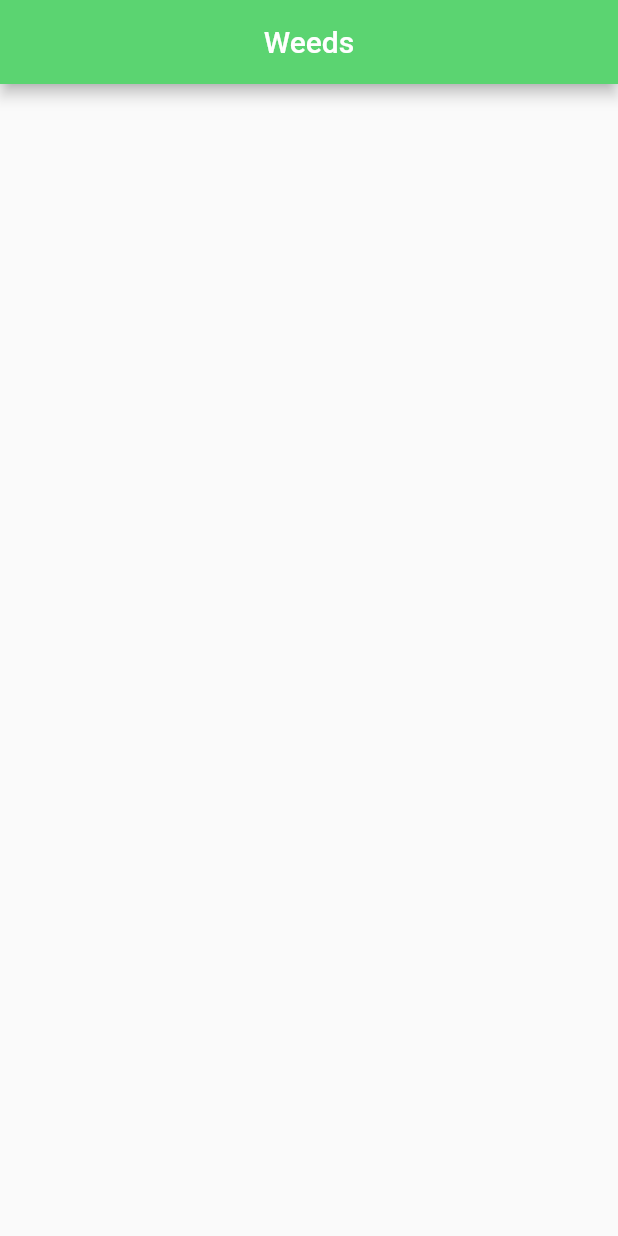
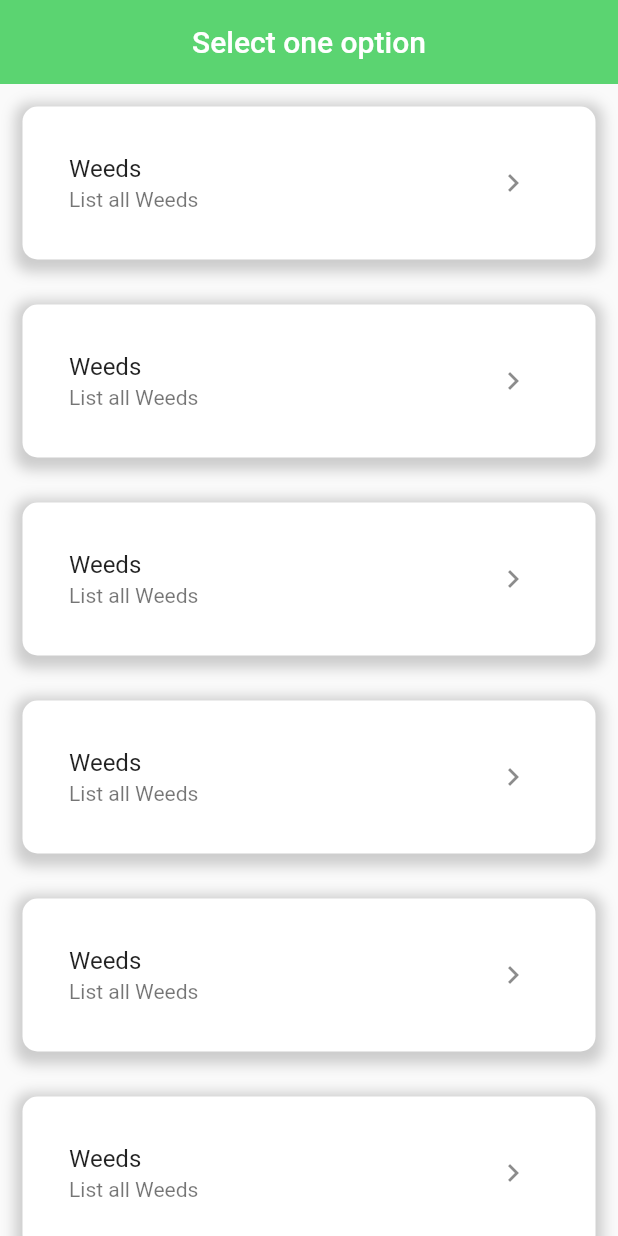
Before and after one commit to Lucas-Chaves/Weedpedia, a Flutter app: the screen it shows after launch, on a phone screen of 412 x 824 dp. Run offline on Flutter 3.47's test engine with Material 2 defaults, Android fonts, the phone set to English and light mode, and no system bars; our stand-ins replace equatable, flutter_bloc.

Commit message:
add menu and list all weeds

```diff
--- a/lib/cubit/home/home.cubit.dart
+++ b/lib/cubit/home/home.cubit.dart
@@ -16,11 +16,9 @@ class HomeCubit extends Cubit<HomeStates> {
     try {
       emit(HomeLoadingState());
       List<Marijuana> strains = await apiImpl.getAllStrains();
-      if (strains.isNotEmpty) {
-        emit(HomeStraintInitialState(strains: strains));
-      }
+      emit(HomeStraintInitialState(strains: strains));
     } catch (e) {
-      emit(HomeSuccessState());
+      emit(HomeGenericErrorState());
     }
   }
 }
--- a/lib/pages/home.page.dart
+++ b/lib/pages/home.page.dart
@@ -35,14 +35,31 @@ class _HomePageState extends State<HomePage> {
           builder: (BuildContext context, HomeStates state) {
             if (state is HomeInitialState) {
               homeCubit.getAllStraint();
-              return Container();
-            }
-            if (state is HomeLoadingState) {
-              return CircularProgressIndicator(
-                valueColor: AlwaysStoppedAnimation<Color>(Colors.black87),
+              return Center(
+                child: CircularProgressIndicator(
+                  valueColor: AlwaysStoppedAnimation<Color>(Colors.black87),
+                ),
               );
-            } else {
-              return Container();
+            } else if (state is HomeLoadingState) {
+              return Center(
+                child: CircularProgressIndicator(
+                  valueColor: AlwaysStoppedAnimation<Color>(Colors.black87),
+                ),
+              );
+            } else if (state is HomeStraintInitialState) {
+              return ListView.builder(
+                itemCount: state.strains.length,
+                itemBuilder: (context, index) {
+                  return Text(
+                    '${state.strains[index].name}',
+                    textAlign: TextAlign.center,
+                  );
+                },
+              );
+            } else if (state is HomeGenericErrorState) {
+              return Container(
+                child: Text("FUDEUUUUUUUUUUU"),
+              );
             }
           }),
     );
--- /dev/null
+++ b/lib/pages/initial.page.dart
@@ -0,0 +1,154 @@
+import 'package:flutter/material.dart';
+
+import '../pages/pages.dart';
+import '../utils/utils.dart';
+
+class InitialPage extends StatelessWidget {
+  @override
+  Widget build(BuildContext context) {
+    List<Map<String, dynamic>> _map = [
+      {
+        'title': 'Weeds',
+        'desc': 'List all Weeds',
+        'route': HomePage(),
+      },
+      {
+        'title': 'Weeds',
+        'desc': 'List all Weeds',
+        'route': HomePage(),
+      },
+      {
+        'title': 'Weeds',
+        'desc': 'List all Weeds',
+        'route': HomePage(),
+      },
+      {
+        'title': 'Weeds',
+        'desc': 'List all Weeds',
+        'route': HomePage(),
+      },
+      {
+        'title': 'Weeds',
+        'desc': 'List all Weeds',
+        'route': HomePage(),
+      },
+      {
+        'title': 'Weeds',
+        'desc': 'List all Weeds',
+        'route': HomePage(),
+      },
+      {
+        'title': 'Weeds',
+        'desc': 'List all Weeds',
+        'route': HomePage(),
+      },
+      {
+        'title': 'Weeds',
+        'desc': 'List all Weeds',
+        'route': HomePage(),
+      },
+      {
+        'title': 'Weeds',
+        'desc': 'List all Weeds',
+        'route': HomePage(),
+      },
+      {
+        'title': 'Weeds',
+        'desc': 'List all Weeds',
+        'route': HomePage(),
+      },
+      {
+        'title': 'Weeds',
+        'desc': 'List all Weeds',
+        'route': HomePage(),
+      },
+      {
+        'title': 'Weeds',
+        'desc': 'List all Weeds',
+        'route': HomePage(),
+      },
+      {
+        'title': 'Weeds',
+        'desc': 'List all Weeds',
+        'route': HomePage(),
+      },
+      {
+        'title': 'Weeds',
+        'desc': 'List all Weeds',
+        'route': HomePage(),
+      },
+      {
+        'title': 'Weeds',
+        'desc': 'List all Weeds',
+        'route': HomePage(),
+      },
+      {
+        'title': 'Weeds',
+        'desc': 'List all Weeds',
+        'route': HomePage(),
+      },
+    ];
+
+    Widget buttonWidget(Map<String, dynamic> map) {
+      return Container(
+        margin: EdgeInsets.all(15),
+        padding: EdgeInsets.all(5),
+        child: ListTile(
+          title: Text(
+            '${map['title']}',
+            textAlign: TextAlign.left,
+          ),
+          subtitle: Text(
+            '${map['desc']}',
+            textAlign: TextAlign.left,
+          ),
+          shape: Border.all(
+            width: 10.0,
+            color: Colors.black,
+            style: BorderStyle.solid,
+          ),
+          trailing: IconButton(
+            icon: Icon(Icons.navigate_next_outlined),
+            onPressed: () {
+              Navigator.push(
+                context,
+                MaterialPageRoute(
+                  builder: (context) => map['route'],
+                ),
+              );
+            },
+          ),
+        ),
+        decoration: BoxDecoration(
+          color: Colors.white,
+          borderRadius: BorderRadius.all(
+            Radius.circular(10),
+          ),
+          boxShadow: [
+            BoxShadow(
+              color: Colors.grey.withOpacity(0.5),
+              spreadRadius: 5,
+              blurRadius: 7,
+              offset: Offset(0, 3), // changes position of shadow
+            ),
+          ],
+        ),
+      );
+    }
+
+    return Scaffold(
+      appBar: AppBar(
+        centerTitle: true,
+        backgroundColor: appBarColor,
+        elevation: 0,
+        title: Text("Select one option"),
+      ),
+      body: ListView.builder(
+        itemCount: _map.length,
+        itemBuilder: (context, index) {
+          return buttonWidget(_map[index]);
+        },
+      ),
+    );
+  }
+}
--- a/lib/pages/pages.dart
+++ b/lib/pages/pages.dart
@@ -1,2 +1,3 @@
 export './splash.page.dart';
 export './home.page.dart';
+export './initial.page.dart';
--- a/lib/pages/splash.page.dart
+++ b/lib/pages/splash.page.dart
@@ -22,7 +22,7 @@ class SplashPage extends StatelessWidget {
             return SplashView();
           } else if (state is SplashLoadedState) {
             Future.delayed(Duration.zero, () {
-              Navigator.pushReplacement(context, createRoute(HomePage()));
+              Navigator.pushReplacement(context, createRoute(InitialPage()));
             });
             return Container();
           }
```
Also changed, not shown: 1 other file.
